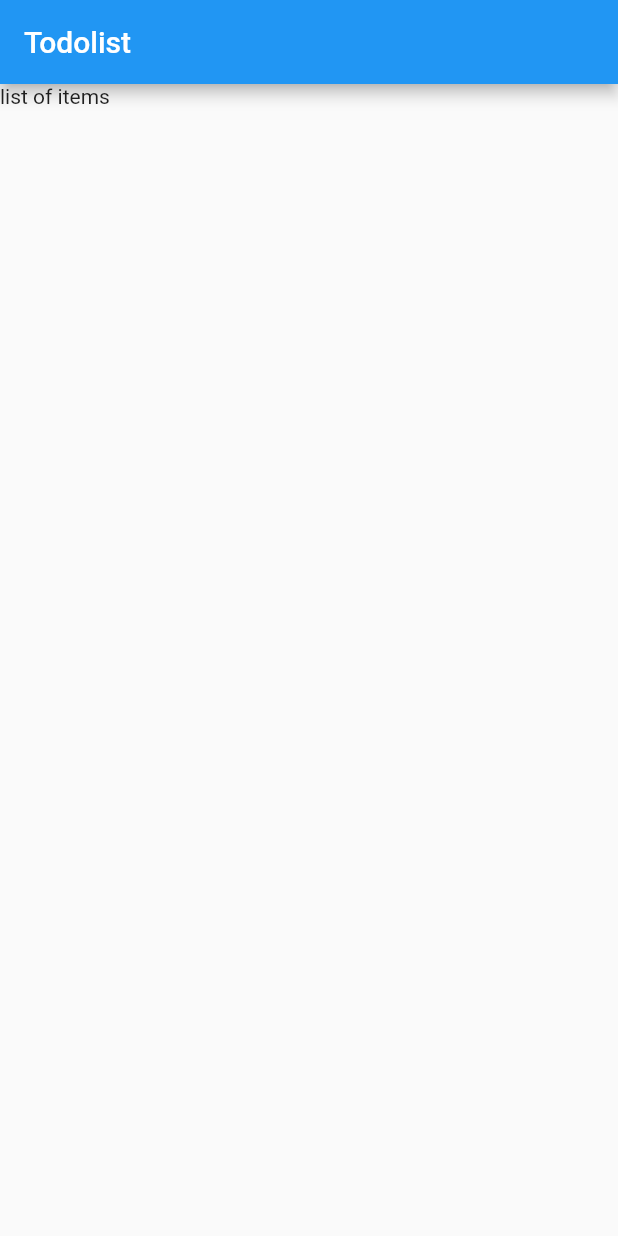
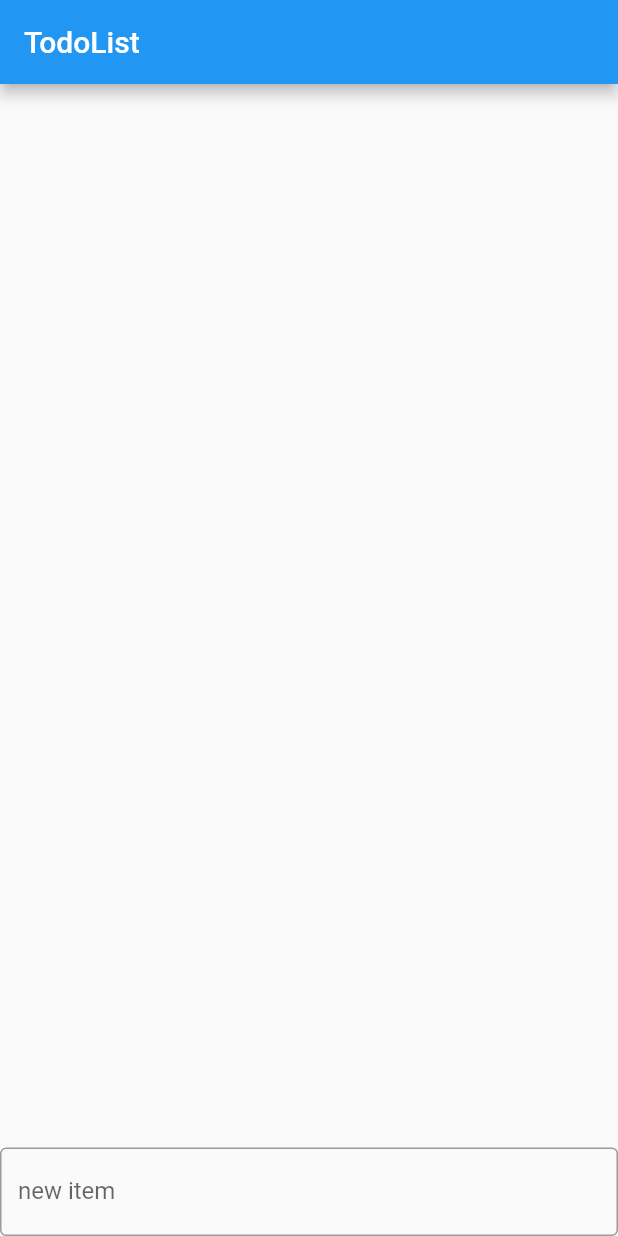
Before and after one commit to SimonLab/flutter-todolist, a Flutter app: the screen it shows after launch, on a phone screen of 412 x 824 dp. Run offline on Flutter 3.47's test engine with Material 2 defaults, Android fonts, the phone set to English and light mode, and no system bars.

Commit message:
create new item using TextField widget

```diff
--- a/lib/main.dart
+++ b/lib/main.dart
@@ -1,13 +1,70 @@
 import 'package:flutter/material.dart';
 
 void main() {
-  runApp(MaterialApp(title: 'Todo', home: TodoList()));
+  runApp(MaterialApp(title: 'Todo', home: App()));
 }
 
-class TodoList extends StatelessWidget {
+class App extends StatelessWidget {
   @override
   Widget build(BuildContext context) {
     return Scaffold(
-        appBar: AppBar(title: Text('Todolist')), body: Text('list of items'));
+        appBar: AppBar(
+          title: Text('TodoList'),
+        ),
+        body: TodoList());
   }
 }
+
+class Item {
+  const Item({this.value});
+  final String value;
+}
+
+class ShowItem extends StatelessWidget {
+  ShowItem({this.item});
+
+  final Item item;
+
+  @override
+  Widget build(BuildContext context) {
+    return ListTile(
+      title: Text(item.value),
+    );
+  }
+}
+
+class TodoList extends StatefulWidget {
+  @override
+  _TodoListState createState() => _TodoListState();
+}
+
+class _TodoListState extends State<TodoList> {
+  List<Item> _items = [];
+  final TextEditingController _controller = TextEditingController();
+
+  @override
+  Widget build(BuildContext context) {
+    return Column(children: [
+      Expanded(
+          child: ListView(
+        children: _items.map((Item item) {
+          return ShowItem(item: item);
+        }).toList(),
+      )),
+      TextField(
+        controller: _controller,
+        decoration: InputDecoration(
+            border:
+                OutlineInputBorder(borderSide: BorderSide(color: Colors.teal)),
+            labelText: 'new item'),
+        onSubmitted: (newItem) {
+
+          setState(() {
+            _items.add(Item(value: newItem));
+            _controller.clear();
+          });
+        },
+      )
+    ]);
+  }
+}
```
